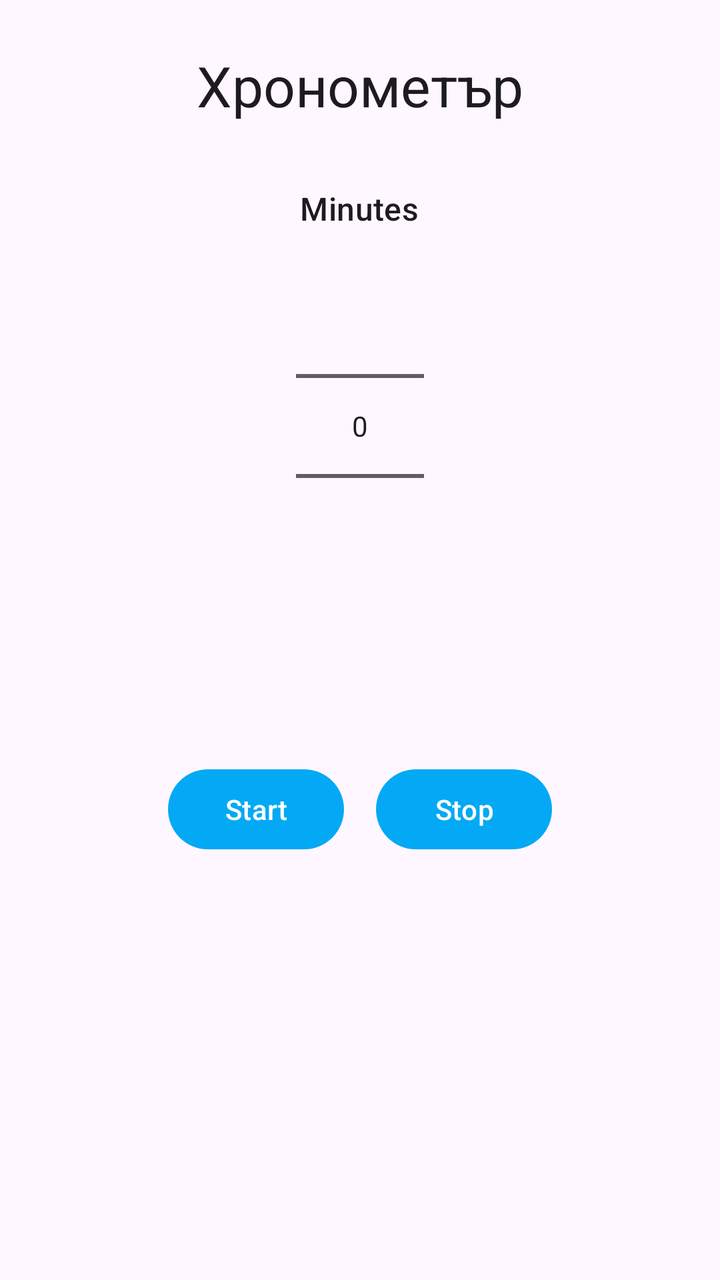
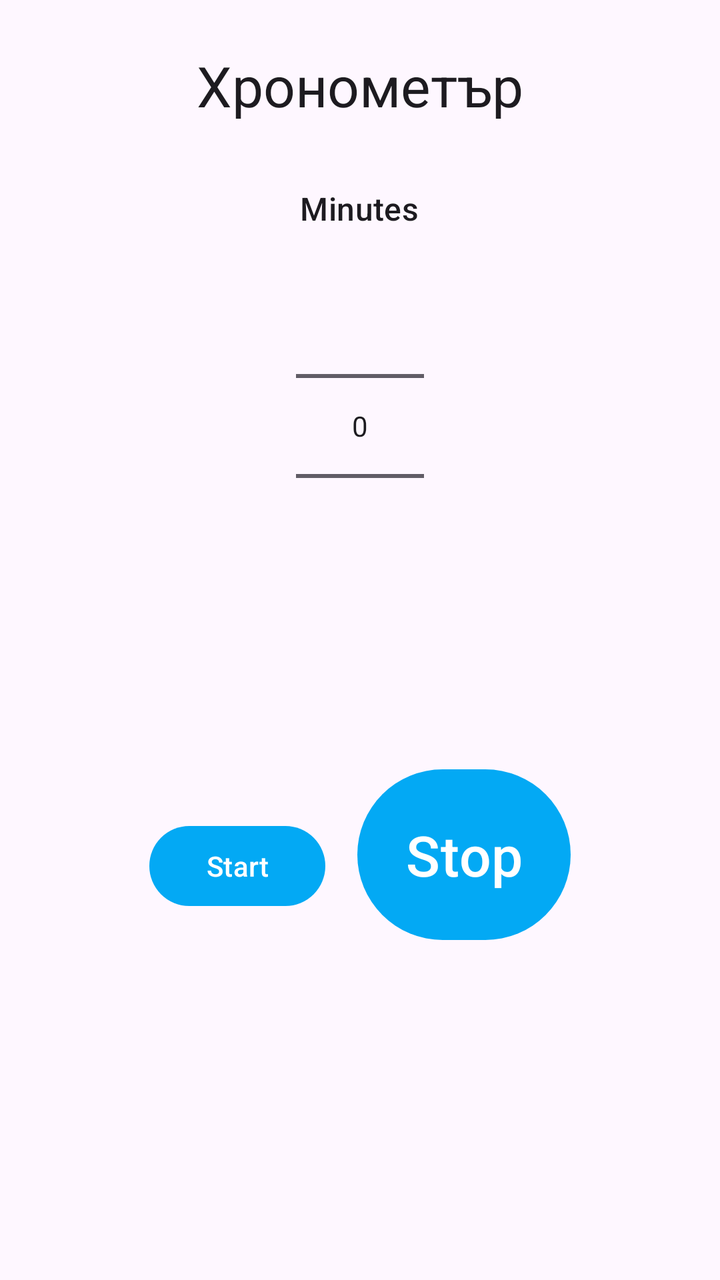

Compare the two renders of this Android layout. The source of the first and the diff that turns it into the second are given below.
<!-- AndroidManifest.xml: application theme Theme.Timer -->
<!-- res/layout/activity_main.xml -->
<?xml version="1.0" encoding="utf-8"?>
<ScrollView xmlns:android="http://schemas.android.com/apk/res/android"
    android:layout_width="match_parent"
    android:layout_height="match_parent"
    android:fillViewport="true">

    <LinearLayout
        android:layout_width="match_parent"
        android:layout_height="wrap_content"
        android:orientation="vertical"
        android:gravity="center_horizontal"
        android:padding="24dp">

        <TextView
            android:id="@+id/title"
            android:layout_width="wrap_content"
            android:layout_height="wrap_content"
            android:text="@string/timer_title"
            android:textAppearance="?attr/textAppearanceHeadlineMedium" />

        <TextView
            android:id="@+id/minutesLabel"
            android:layout_width="wrap_content"
            android:layout_height="wrap_content"
            android:layout_marginTop="32dp"
            android:text="@string/label_minutes"
            android:textAppearance="?attr/textAppearanceTitleMedium" />

        <NumberPicker
            android:id="@+id/minutesPicker"
            android:layout_width="wrap_content"
            android:layout_height="wrap_content"
            android:layout_marginTop="8dp" />

        <TextView
            android:id="@+id/stateLabel"
            android:layout_width="wrap_content"
            android:layout_height="wrap_content"
            android:layout_marginTop="24dp"
            android:gravity="center"
            android:textAppearance="?attr/textAppearanceBodyLarge" />

        <LinearLayout
            android:layout_width="wrap_content"
            android:layout_height="wrap_content"
            android:layout_marginTop="32dp"
            android:orientation="horizontal">

            <com.google.android.material.button.MaterialButton
                android:id="@+id/startButton"
                android:layout_width="wrap_content"
                android:layout_height="wrap_content"
                android:paddingStart="32dp"
                android:paddingEnd="32dp"
                android:text="@string/start" />

            <com.google.android.material.button.MaterialButton
                android:id="@+id/stopButton"
                android:layout_width="wrap_content"
                android:layout_height="wrap_content"
                android:layout_marginStart="16dp"
                android:paddingStart="32dp"
                android:paddingEnd="32dp"
                android:text="@string/stop" />

        </LinearLayout>

    </LinearLayout>

</ScrollView>
<!-- resources referenced by this layout -->
<resources>
  <string name="label_minutes">Minutes</string>
  <string name="start">Start</string>
  <string name="stop">Stop</string>
  <string name="timer_title">Хронометър</string>
  <style name="Theme.Timer" parent="Theme.Material3.DayNight.NoActionBar">
          <item name="colorPrimary">@color/light_blue_500</item>
          <item name="colorPrimaryDark">@color/light_blue_700</item>
      </style>
  <color name="light_blue_500">#FF03A9F4</color>
  <color name="light_blue_700">#FF0288D1</color>
</resources>

<!-- the commit's change to res/layout/activity_main.xml (unified diff, before → after) -->
@@ -59,8 +59,11 @@
                 android:layout_width="wrap_content"
                 android:layout_height="wrap_content"
                 android:layout_marginStart="16dp"
-                android:paddingStart="32dp"
-                android:paddingEnd="32dp"
+                android:paddingStart="64dp"
+                android:paddingEnd="64dp"
+                android:paddingTop="24dp"
+                android:paddingBottom="24dp"
+                android:textSize="28sp"
                 android:text="@string/stop" />
 
         </LinearLayout>
